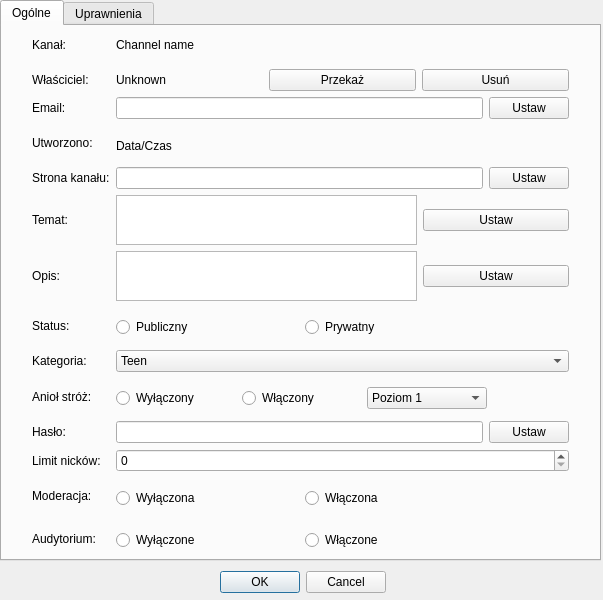
gitter-badger/simplechatclient, file ui/channel_settings.ui: the form before one commit.
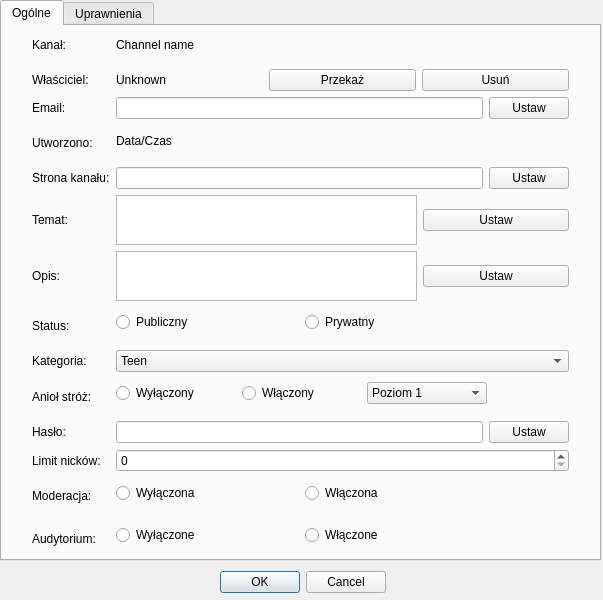
The form after the commit. The open tabs and pages were chosen to show the change. Icons and pictures are not drawn.

Diff of the .ui file:
```diff
--- a/ui/channel_settings.ui
+++ b/ui/channel_settings.ui
@@ -322,7 +322,7 @@
            <x>0</x>
            <y>0</y>
            <width>371</width>
-           <height>41</height>
+           <height>31</height>
           </rect>
          </property>
          <layout class="QHBoxLayout" name="horizontalLayout">
@@ -354,7 +354,7 @@
         </property>
         <property name="maximumSize">
          <size>
-          <width>373</width>
+          <width>430</width>
           <height>43</height>
          </size>
         </property>
@@ -363,8 +363,8 @@
           <rect>
            <x>0</x>
            <y>0</y>
-           <width>371</width>
-           <height>41</height>
+           <width>430</width>
+           <height>31</height>
           </rect>
          </property>
          <property name="sizePolicy">
@@ -375,7 +375,7 @@
          </property>
          <property name="maximumSize">
           <size>
-           <width>371</width>
+           <width>430</width>
            <height>41</height>
           </size>
          </property>
@@ -399,7 +399,7 @@
            <x>0</x>
            <y>0</y>
            <width>371</width>
-           <height>41</height>
+           <height>31</height>
           </rect>
          </property>
          <layout class="QHBoxLayout" name="horizontalLayout_5">
@@ -435,7 +435,7 @@
            <x>0</x>
            <y>0</y>
            <width>371</width>
-           <height>41</height>
+           <height>31</height>
           </rect>
          </property>
          <layout class="QHBoxLayout" name="horizontalLayout_6">
@@ -471,7 +471,7 @@
            <x>0</x>
            <y>0</y>
            <width>371</width>
-           <height>41</height>
+           <height>31</height>
           </rect>
          </property>
          <layout class="QHBoxLayout" name="horizontalLayout_3">
```
Left out of the diff: 12 changed lines with no effect on the pictures.
